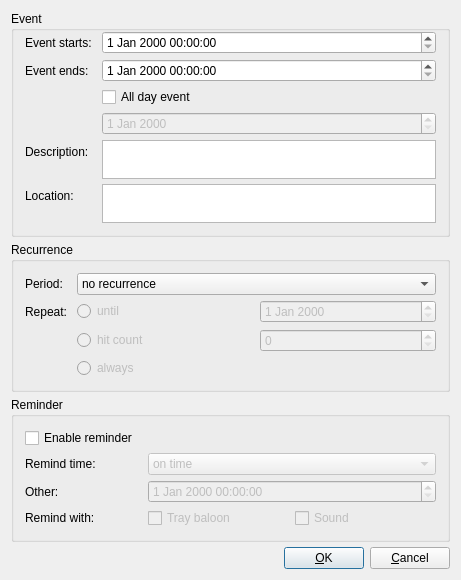
Before: the Qt Designer form src/addeventdialog.ui in BackupTheBerlios/tinyorganizer, drawn with Qt 5.
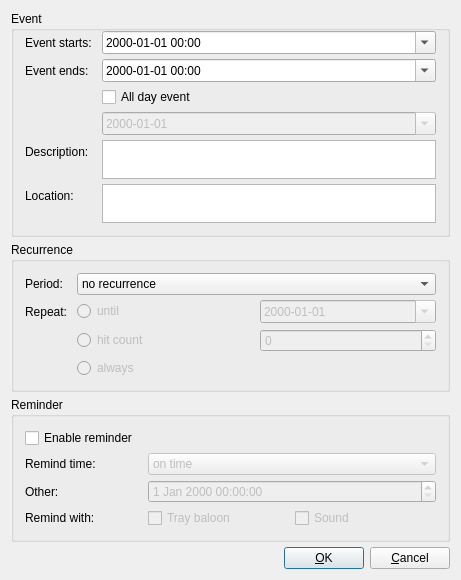
After: the same form once the commit is applied.

What changed in the file:
```diff
--- a/src/addeventdialog.ui
+++ b/src/addeventdialog.ui
@@ -54,7 +54,14 @@
        </widget>
       </item>
       <item row="2" column="1" >
-       <widget class="QDateTimeEdit" name="editEventStart" />
+       <widget class="QDateTimeEdit" name="editEventStart" >
+        <property name="displayFormat" >
+         <string>yyyy-MM-dd HH:mm</string>
+        </property>
+        <property name="calendarPopup" >
+         <bool>true</bool>
+        </property>
+       </widget>
       </item>
       <item row="3" column="0" >
        <widget class="QLabel" name="label_2" >
@@ -64,7 +71,20 @@
        </widget>
       </item>
       <item row="3" column="1" >
-       <widget class="QDateTimeEdit" name="editEventEnd" />
+       <widget class="QDateTimeEdit" name="editEventEnd" >
+        <property name="wrapping" >
+         <bool>false</bool>
+        </property>
+        <property name="buttonSymbols" >
+         <enum>QAbstractSpinBox::UpDownArrows</enum>
+        </property>
+        <property name="displayFormat" >
+         <string>yyyy-MM-dd HH:mm</string>
+        </property>
+        <property name="calendarPopup" >
+         <bool>true</bool>
+        </property>
+       </widget>
       </item>
       <item row="6" column="0" >
        <widget class="QLabel" name="label_7" >
@@ -102,6 +122,12 @@
         <property name="enabled" >
          <bool>false</bool>
         </property>
+        <property name="displayFormat" >
+         <string>yyyy-MM-dd</string>
+        </property>
+        <property name="calendarPopup" >
+         <bool>true</bool>
+        </property>
        </widget>
       </item>
      </layout>
@@ -187,6 +213,12 @@
             <property name="enabled" >
              <bool>false</bool>
             </property>
+            <property name="displayFormat" >
+             <string>yyyy-MM-dd</string>
+            </property>
+            <property name="calendarPopup" >
+             <bool>true</bool>
+            </property>
            </widget>
           </item>
          </layout>
```
